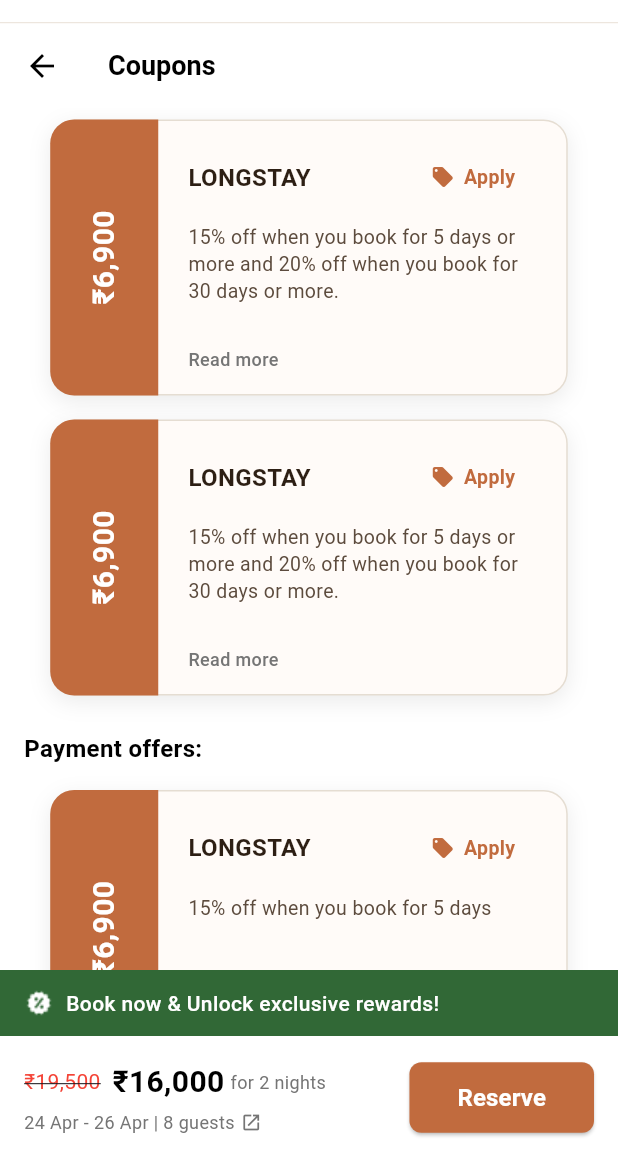
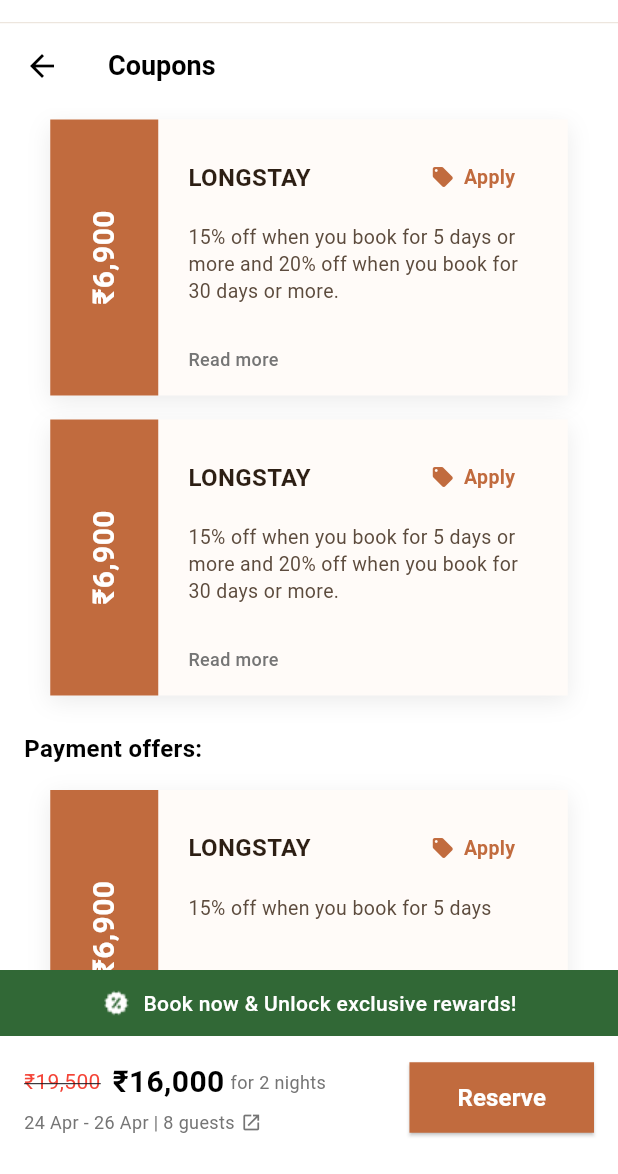
Before and after one commit to rajni2002491/spacez_app, a Flutter app: the screen it shows after launch, on a phone screen of 412 x 824 dp, the part 62-1236 px from its top. Run offline on Flutter 3.47's test engine with Material 3 defaults, Android fonts, the phone set to English and light mode, and no system bars.

Commit message:
Center align elements in CouponsScreen and remove border radius from CouponCard for a cleaner design.

```diff
--- a/lib/screens/user/coupons_screen.dart
+++ b/lib/screens/user/coupons_screen.dart
@@ -77,6 +77,7 @@ class CouponsScreen extends StatelessWidget {
                           vertical: 12,
                         ),
                         child: Row(
+                          mainAxisAlignment: MainAxisAlignment.center,
                           children: [
                             Image.asset(
                               'assets/offer_filled.png',
@@ -169,7 +170,6 @@ class CouponsScreen extends StatelessWidget {
                                   vertical: 12,
                                 ),
                                 shape: RoundedRectangleBorder(
-                                  borderRadius: BorderRadius.circular(8),
                                 ),
                               ),
                               child: const Text(
--- a/lib/widgets/coupon_card.dart
+++ b/lib/widgets/coupon_card.dart
@@ -24,11 +24,10 @@ class CouponCard extends StatelessWidget {
         width: 345,
         height: 184,
         child: DecoratedBox(
-          decoration: BoxDecoration(
-            color: const Color(0xFFFFFBF8),
-            borderRadius: BorderRadius.circular(16),
-            border: Border.all(color: const Color(0xFFE5DDD2)),
-            boxShadow: const [
+          decoration: const BoxDecoration(
+            color: Color(0xFFFFFBF8),
+            borderRadius: BorderRadius.zero,
+            boxShadow: [
               BoxShadow(
                 offset: Offset(0, 4),
                 blurRadius: 12,
@@ -101,7 +100,7 @@ class _CouponStub extends StatelessWidget {
       width: 72,
       decoration: const BoxDecoration(
         color: CouponCard._brandColor,
-        borderRadius: BorderRadius.horizontal(left: Radius.circular(16)),
+        borderRadius: BorderRadius.zero,
       ),
       child: Center(
         child: RotatedBox(
```
